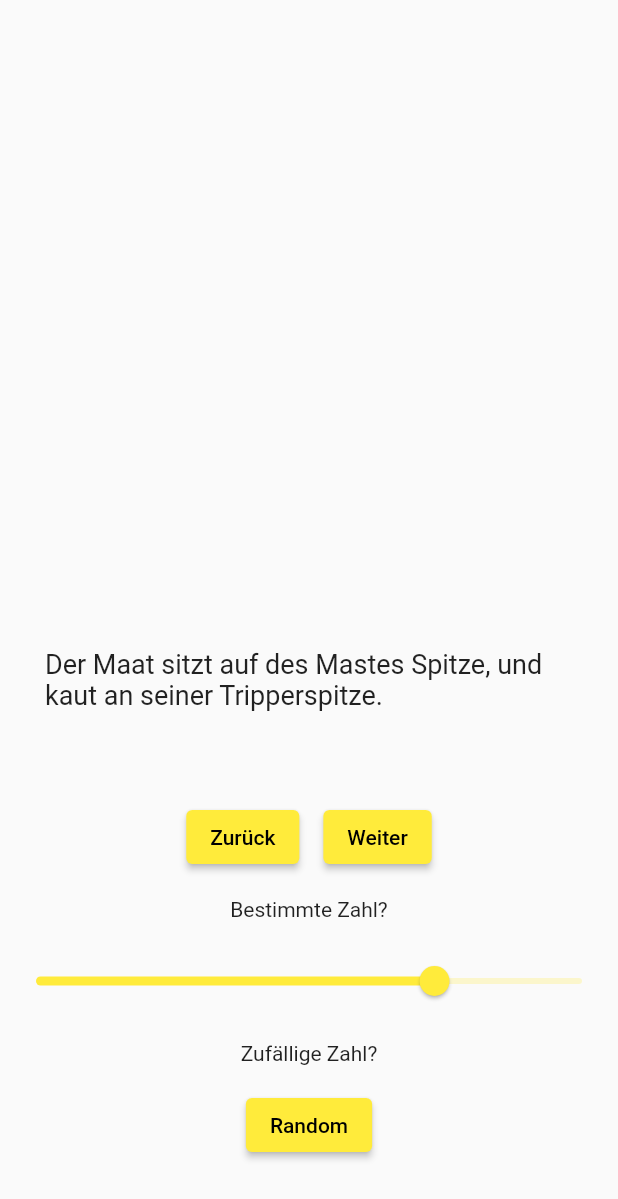
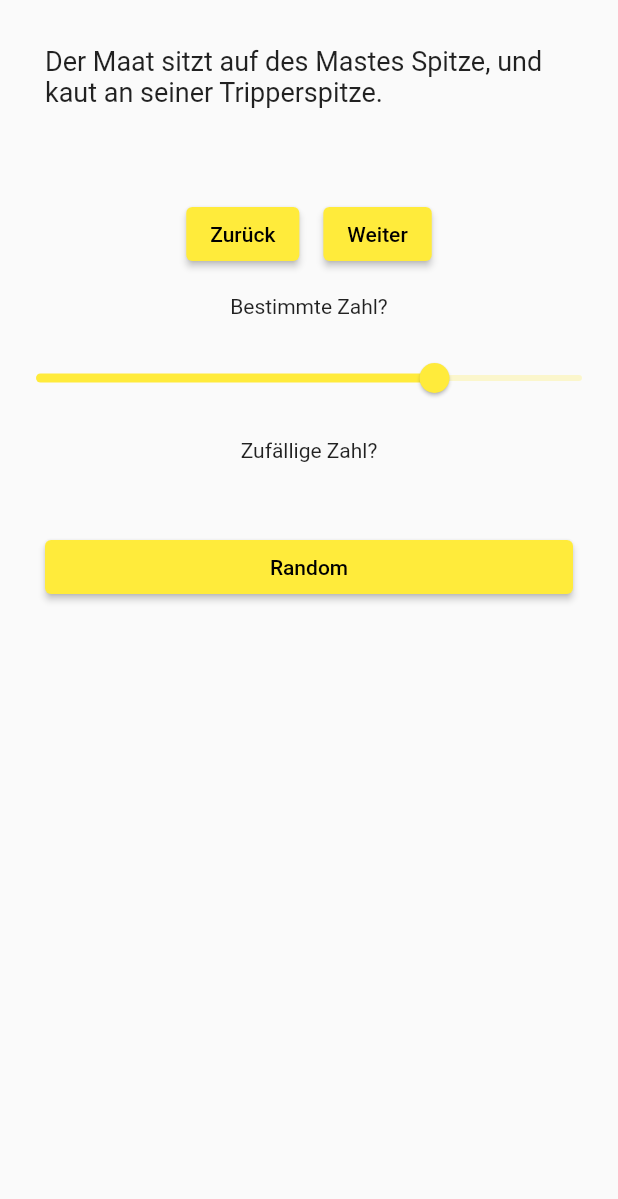
Before and after one commit to Leptopoda/bierverkostung, a Flutter app: the Trinksprueche widget shown alone on an empty page, opened directly, on a phone screen of 412 x 824 dp. Shown: the top 1199 px of the screen. Run offline on Flutter 3.47's test engine with Material 2 defaults, Android fonts, the phone set to English and light mode, and no system bars; our stand-ins replace sqflite; accounts and stored records are empty; generated files the repository leaves out were written again.

Commit message:
fix overflow on rotation

```diff
--- a/lib/trinksprueche/trinksprueche.dart
+++ b/lib/trinksprueche/trinksprueche.dart
@@ -118,49 +118,54 @@ class _TrinkspruecheState extends State<Trinksprueche> {
     );
   }
 
-  Widget buttons() => Center(
-        child: Column(
-          mainAxisAlignment: MainAxisAlignment.end,
+  Widget buttons() => ListView(
+        // padding: const EdgeInsets.all(20.0),
         children: [
           Container(
             margin: EdgeInsets.all(30.0),
             // constraints: BoxConstraints(minHeight: 100),
+            child: Center(
               child:
                   Text(_sprueche[_index - 1], style: TextStyle(fontSize: 18)),
+            ),
           ),
           const SizedBox(height: 30),
           Row(mainAxisAlignment: MainAxisAlignment.center, children: [
             ElevatedButton(
-                child: Text('Zurück'),
+              child: const Text('Zurück'),
               onPressed: () => lastIndex(),
             ),
             const SizedBox(width: 16),
             ElevatedButton(
-                child: Text('Weiter'),
+              child: const Text('Weiter'),
               onPressed: () => nextIndex(),
             ),
           ]),
           const SizedBox(height: 16),
-            Text('Bestimmte Zahl?'),
+          Center(
+            child: const Text('Bestimmte Zahl?'),
+          ),
           const SizedBox(height: 16),
           Slider(
             value: _index.toDouble(),
             min: 1,
             max: _sprueche.length.toDouble(),
-              onChanged: (double value) =>
-                  setState(() => _index = value.round()),
+            onChanged: (double value) => setState(() => _index = value.round()),
             divisions: _sprueche.length - 1,
             label: "$_index",
           ),
           const SizedBox(height: 16),
-            Text('Zufällige Zahl?'),
+          Center(
+            child: const Text('Zufällige Zahl?'),
+          ),
           const SizedBox(height: 16),
-            ElevatedButton(
+          Container(
+            margin: EdgeInsets.all(30.0),
+            child: ElevatedButton(
               child: Text('Random'),
               onPressed: () => randomIndex(),
             ),
-            const SizedBox(height: 50),
+          ),
         ],
-        ),
       );
 }
```
Lines whose indentation alone changed are shown as unchanged.
